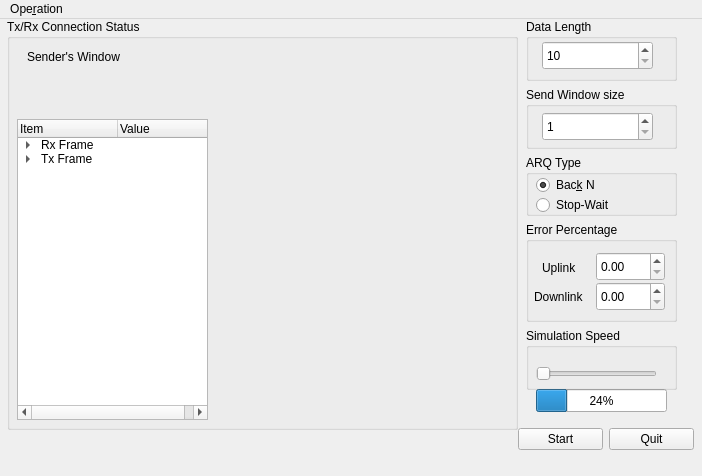
First picture: the form in UI/netsim_ui/netsim_mainwindow.ui, repository enderdzz/NetworkTask, before the edit.
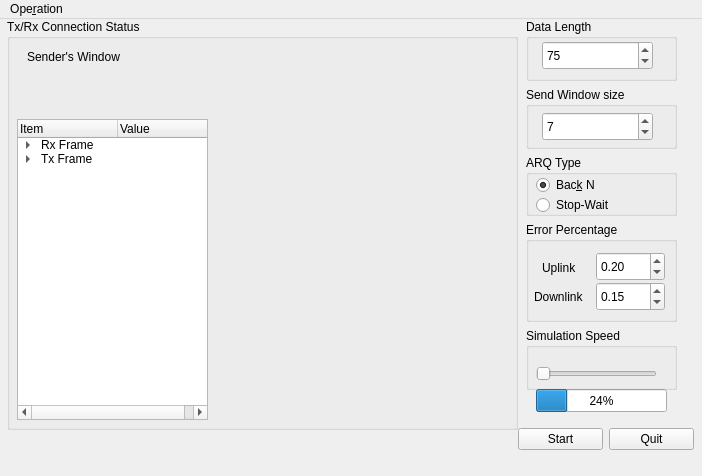
Second picture: the form after the edit. Custom widgets are drawn as their Qt base class.

Commit message: Modified init values.

Patch:
```diff
--- a/UI/netsim_ui/netsim_mainwindow.ui
+++ b/UI/netsim_ui/netsim_mainwindow.ui
@@ -98,6 +98,9 @@
          <property name="maximum">
           <number>200</number>
          </property>
+         <property name="value">
+          <number>75</number>
+         </property>
         </widget>
        </widget>
       </item>
@@ -121,6 +124,9 @@
          <property name="maximum">
           <number>199</number>
          </property>
+         <property name="value">
+          <number>7</number>
+         </property>
         </widget>
        </widget>
       </item>
@@ -187,7 +193,10 @@
           <double>0.800000000000000</double>
          </property>
          <property name="singleStep">
-          <double>0.100000000000000</double>
+          <double>0.050000000000000</double>
+         </property>
+         <property name="value">
+          <double>0.200000000000000</double>
          </property>
         </widget>
         <widget class="QDoubleSpinBox" name="spinDownError">
@@ -203,7 +212,10 @@
           <double>0.800000000000000</double>
          </property>
          <property name="singleStep">
-          <double>0.100000000000000</double>
+          <double>0.050000000000000</double>
+         </property>
+         <property name="value">
+          <double>0.150000000000000</double>
          </property>
         </widget>
         <widget class="QLabel" name="label">
```
Left out of the diff: 20 changed lines with no effect on the pictures. The commit also changes 15 other files.
